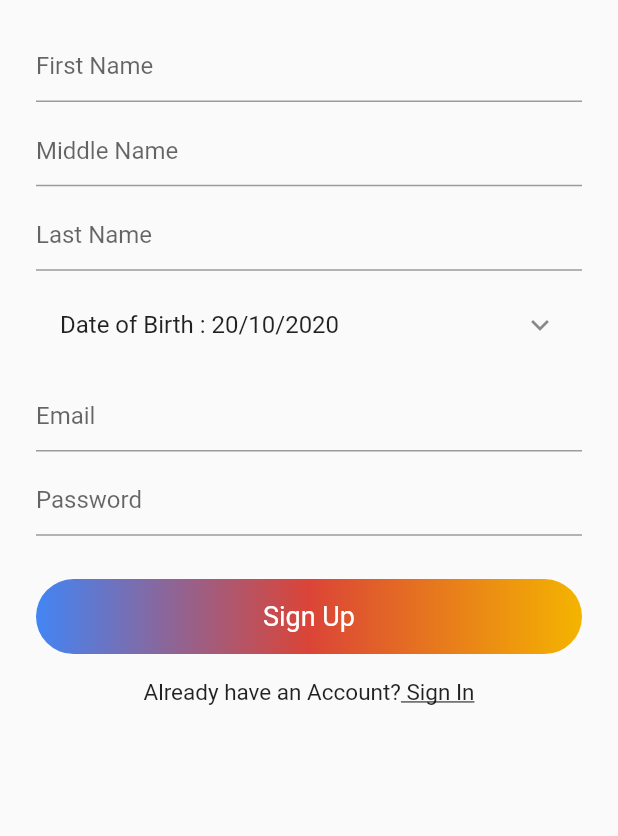
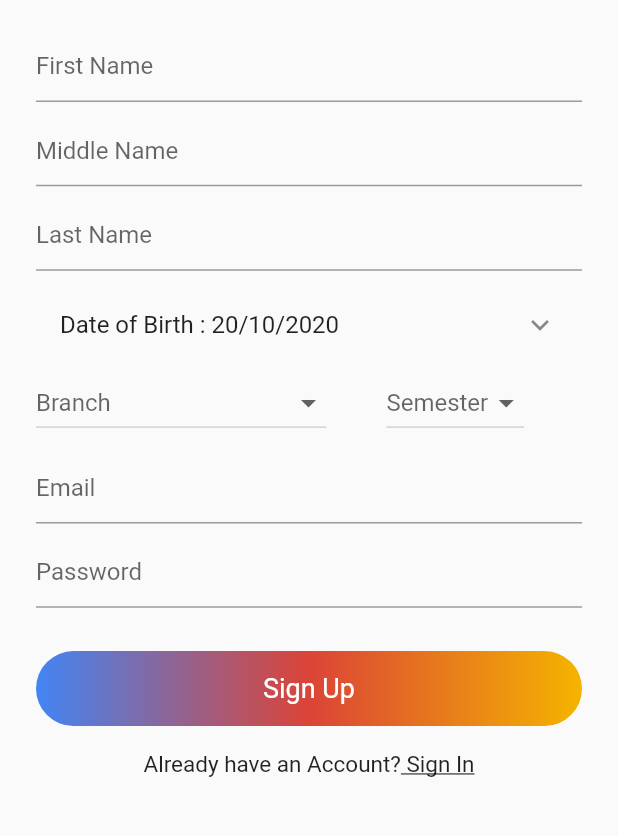
Before and after one commit to imtanbro/classroom, a Flutter app: the SignUp screen opened directly, on a phone screen of 412 x 824 dp, the part 84-920 px from its top. Run offline on Flutter 3.47's test engine with Material 2 defaults, Android fonts, the phone set to English and light mode, and no system bars; our stand-ins replace cloud_firestore, firebase_auth, firebase_core, random_string, shared_preferences; accounts and stored records are empty.

Commit message:
Adding DropDown

```diff
--- a/lib/views/signup/signup.dart
+++ b/lib/views/signup/signup.dart
@@ -53,6 +53,8 @@ class _SignUpState extends State<SignUp> {
         "Email": email,
         "password": password,
         "Dataofbirth": pickeddate.toString(),
+        "Branch" : branch,
+        "Semister" : semister,
       };
       databaseService.addUsersData(userMap, userId).then((value) {
         Navigator.pushReplacement(
@@ -84,7 +86,8 @@ class _SignUpState extends State<SignUp> {
                 child: CircularProgressIndicator(),
               ),
             )
-          : Form(
+          :
+              Form(
                   key: _formKey,
                   child: Container(
                     margin: EdgeInsets.symmetric(horizontal: 24, vertical: 20),
@@ -138,12 +141,93 @@ class _SignUpState extends State<SignUp> {
                           trailing: Icon(Icons.keyboard_arrow_down),
                           onTap: _pickDate,
                         ),
+                        Row(
+                          children: [
+                             DropdownButton<String>(
+                                  items: [
+                                    DropdownMenuItem(
+                                        value: "Computer Engineering",
+                                        child: Text("Computer Engineering")),
+                                    DropdownMenuItem(
+                                        value:
+                                            "E&TC",
+                                        child: Text(
+                                            "E&TC")),
+                                    DropdownMenuItem(
+                                        value: "Mechanical Engineering",
+                                        child: Text("Mechanical Engineering")),
+                                    DropdownMenuItem(
+                                        value: "Civil Engineering",
+                                        child: Text("Civil Engineering")),
+                                    DropdownMenuItem(
+                                        value: "Chemical Engineering",
+                                        child: Text("Chemical Engineering")),
+                                  ],
+                                  onChanged: (val) {
+                                    setState(() {
+
+                                    });
+                                    branch = val;
+                                    print(branch);
+                                  },
+                                  hint: Text("Branch"),
+                                  value: branch,
+                                  ),
+
+                                  SizedBox(width: 40,),
+
+                                  DropdownButton<String>(
+                                  items: [
+                                    DropdownMenuItem(
+                                        value: "Sem 1",
+                                        child: Text("Sem 1")),
+                                    DropdownMenuItem(
+                                        value:
+                                            "Sem 2",
+                                        child: Text(
+                                            "Sem 2")),
+                                    DropdownMenuItem(
+                                        value: "Sem 3",
+                                        child: Text("Sem 3")),
+                                    DropdownMenuItem(
+                                        value: "Sem 4",
+                                        child: Text("Sem 4")),
+                                    DropdownMenuItem(
+                                        value: "Sem 5",
+                                        child: Text("Sem 5")),
+                                        DropdownMenuItem(
+                                        value: "Sem 6",
+                                        child: Text("Sem 6")),
+                                        DropdownMenuItem(
+                                        value: "Sem 7",
+                                        child: Text("Sem 7")),
+                                        DropdownMenuItem(
+                                        value: "Sem 8",
+                                        child: Text("Sem 8")),
+                                  ],
+                                  onChanged: (val) {
+                                    setState(() {
+                                      semister = val;
+                                    print(semister);
+                                    });
+
+                                  },
+                                  hint:Text("Semester"),
+                                  value: semister,
+                                  ),
+
+                          ],
+                        ),
+
+
                         SizedBox(
                           height: size.height * 0.01,
                         ),
                         TextFormField(
                           validator: (val) {
-                        return val.isEmpty ? "Enter valid Email Address" : null;
+                            return val.isEmpty
+                                ? "Enter valid Email Address"
+                                : null;
                           },
                           decoration: InputDecoration(
                             hintText: "Email",
@@ -158,7 +242,9 @@ class _SignUpState extends State<SignUp> {
                         TextFormField(
                           obscureText: true,
                           validator: (val) {
-                        return val.length < 6 ? "Enter Correct Password" : null;
+                            return val.length < 6
+                                ? "Enter Correct Password"
+                                : null;
                           },
                           decoration: InputDecoration(
                             hintText: "Password",
@@ -189,7 +275,8 @@ class _SignUpState extends State<SignUp> {
                                       context,
                                       MaterialPageRoute(
                                           builder: (context) => SignIn()));
-                              print("Clicked on Sign IN Already have account");
+                                  print(
+                                      "Clicked on Sign IN Already have account");
                                 },
                                 child: Text(
                                   "Already have an Account?",
@@ -216,6 +303,9 @@ class _SignUpState extends State<SignUp> {
                     ),
                   ),
                 ),
+
+
+
     );
   }
 
```
Lines whose indentation alone changed are shown as unchanged.
